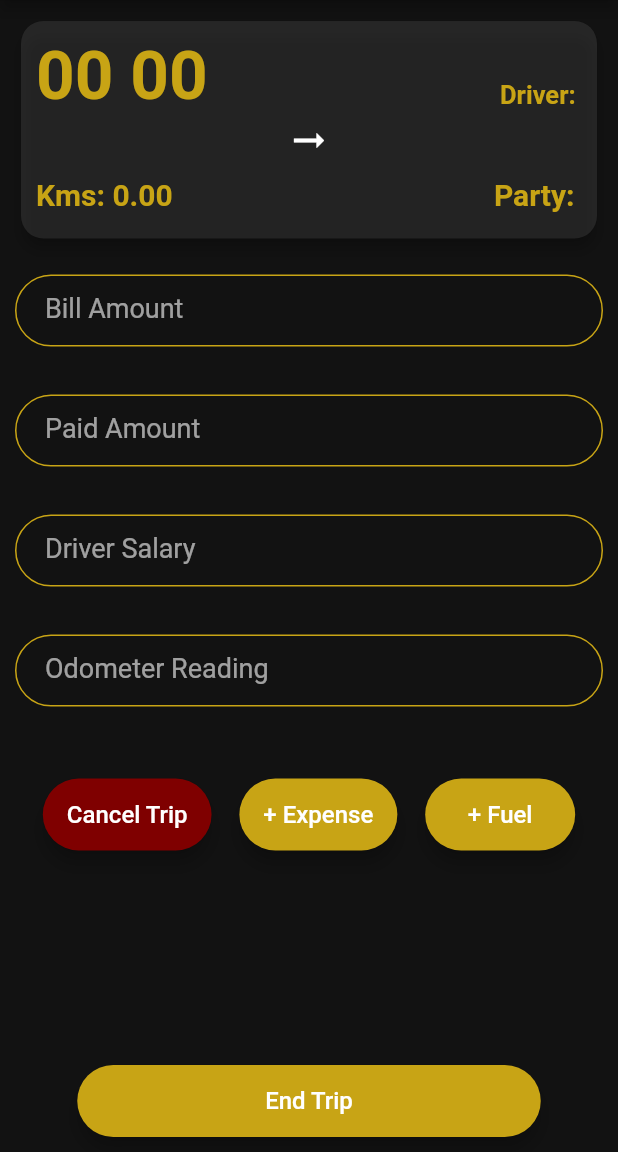
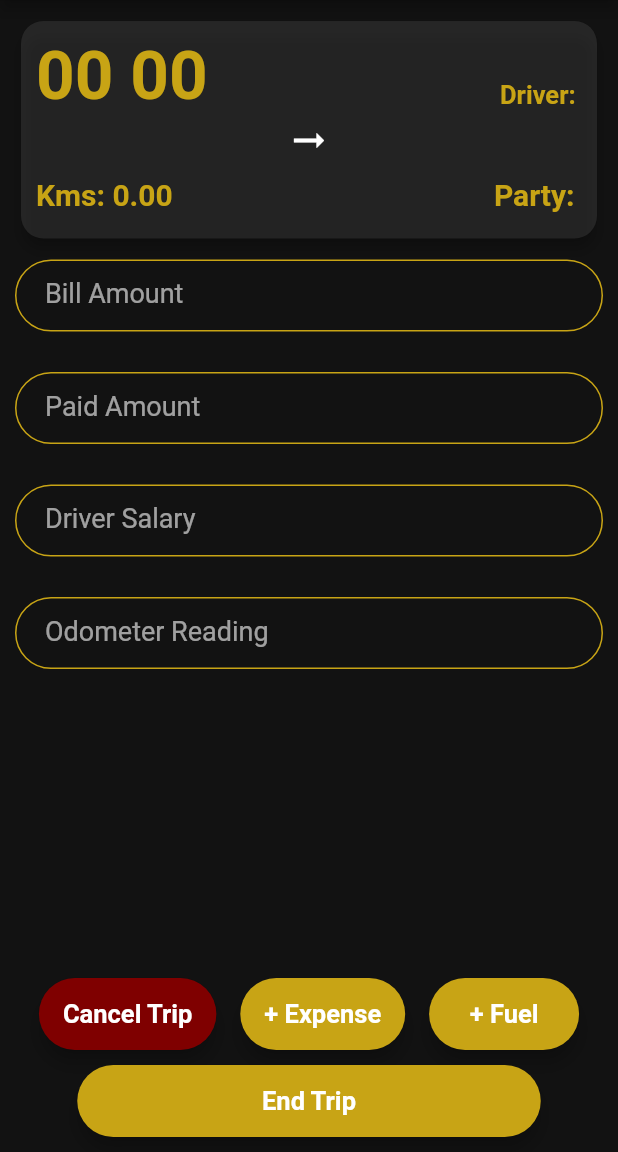
Before and after one commit to gokulr488/fleezy, a Flutter app: the OnTripScreen screen opened by its route, on a phone screen of 412 x 824 dp, the part 84-1236 px from its top. Run offline on Flutter 3.47's test engine with Material 2 defaults, Android fonts, the phone set to English and light mode, and no system bars; our stand-ins replace cloud_firestore, curved_navigation_bar, firebase_auth, firebase_core, flutter_spinkit, geolocator and 1 more; accounts and stored records are empty; statements that could not run were skipped.

Commit message:
layout change in trip detail card

```diff
--- a/lib/components/RoundedButton.dart
+++ b/lib/components/RoundedButton.dart
@@ -19,6 +19,7 @@ class RoundedButton extends StatelessWidget {
         child: MaterialButton(
             onPressed: onPressed,
             minWidth: width ?? MediaQuery.of(context).size.width * 0.75,
-            child: Text(title, style: TextStyle(fontSize: 16))));
+            child: Text(title,
+                style: TextStyle(fontSize: 17, fontWeight: FontWeight.bold))));
   }
 }
--- a/lib/screens/ontrip/OnTripScreen.dart
+++ b/lib/screens/ontrip/OnTripScreen.dart
@@ -58,10 +58,11 @@ class _OnTripScreenState extends State<OnTripScreen> {
                       tripDo: tripDo,
                       distance: controller.distance,
                     ),
+                    SizedBox(height: 10),
                     Expanded(
-                        child: Padding(
-                            padding: const EdgeInsets.symmetric(vertical: 20),
-                            child: ScrollableList(childrenHeight: 80, items: [
+                        child: ScrollableList(
+                      childrenHeight: 75,
+                      items: [
                         TextField(
                             textAlign: TextAlign.center,
                             keyboardType: TextInputType.number,
@@ -94,14 +95,17 @@ class _OnTripScreenState extends State<OnTripScreen> {
                             },
                             decoration: kTextFieldDecoration.copyWith(
                                 labelText: 'Odometer Reading')),
-                              Row(
-                                  mainAxisAlignment:
-                                      MainAxisAlignment.spaceEvenly,
+                      ],
+                    )),
+                    Padding(
+                      padding: const EdgeInsets.symmetric(vertical: 10),
+                      child: Row(
+                          mainAxisAlignment: MainAxisAlignment.spaceEvenly,
                           children: [
                             RoundedButton(
                               title: 'Cancel Trip',
-                                      onPressed: () => controller
-                                          .onCancelPressed(context, tripDo),
+                              onPressed: () =>
+                                  controller.onCancelPressed(context, tripDo),
                               colour: kRedColor,
                               width: 100,
                             ),
@@ -119,8 +123,8 @@ class _OnTripScreenState extends State<OnTripScreen> {
                                   arguments: tripDo.vehicleRegNo),
                               width: 100,
                             )
-                                  ])
-                            ]))),
+                          ]),
+                    ),
                     RoundedButton(
                         title: 'End Trip',
                         onPressed: () {
```
Lines whose indentation alone changed are shown as unchanged.
